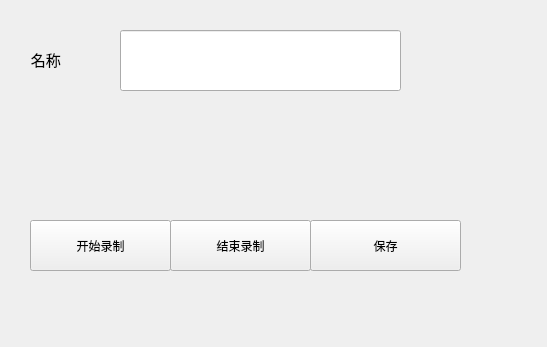
The window that ui/add_record_widget.ui (hanxi19/Key-Wizard) describes before a commit, drawn with Qt 5.
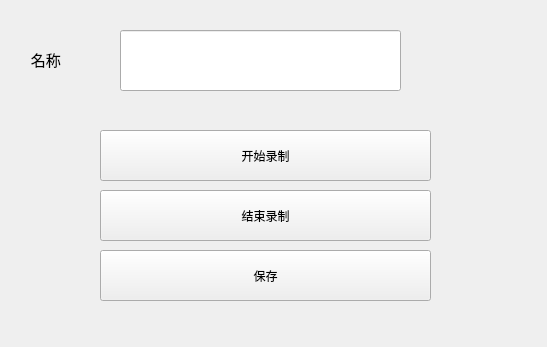
The same window after the commit.

```diff
--- a/ui/add_record_widget.ui
+++ b/ui/add_record_widget.ui
@@ -45,9 +45,9 @@
   <widget class="QPushButton" name="startBtn">
    <property name="geometry">
     <rect>
-     <x>30</x>
-     <y>220</y>
-     <width>141</width>
+     <x>100</x>
+     <y>130</y>
+     <width>331</width>
      <height>51</height>
     </rect>
    </property>
@@ -58,9 +58,9 @@
   <widget class="QPushButton" name="endBtn">
    <property name="geometry">
     <rect>
-     <x>170</x>
-     <y>220</y>
-     <width>141</width>
+     <x>100</x>
+     <y>190</y>
+     <width>331</width>
      <height>51</height>
     </rect>
    </property>
@@ -71,9 +71,9 @@
   <widget class="QPushButton" name="saveBtn">
    <property name="geometry">
     <rect>
-     <x>310</x>
-     <y>220</y>
-     <width>151</width>
+     <x>100</x>
+     <y>250</y>
+     <width>331</width>
      <height>51</height>
     </rect>
    </property>
```
